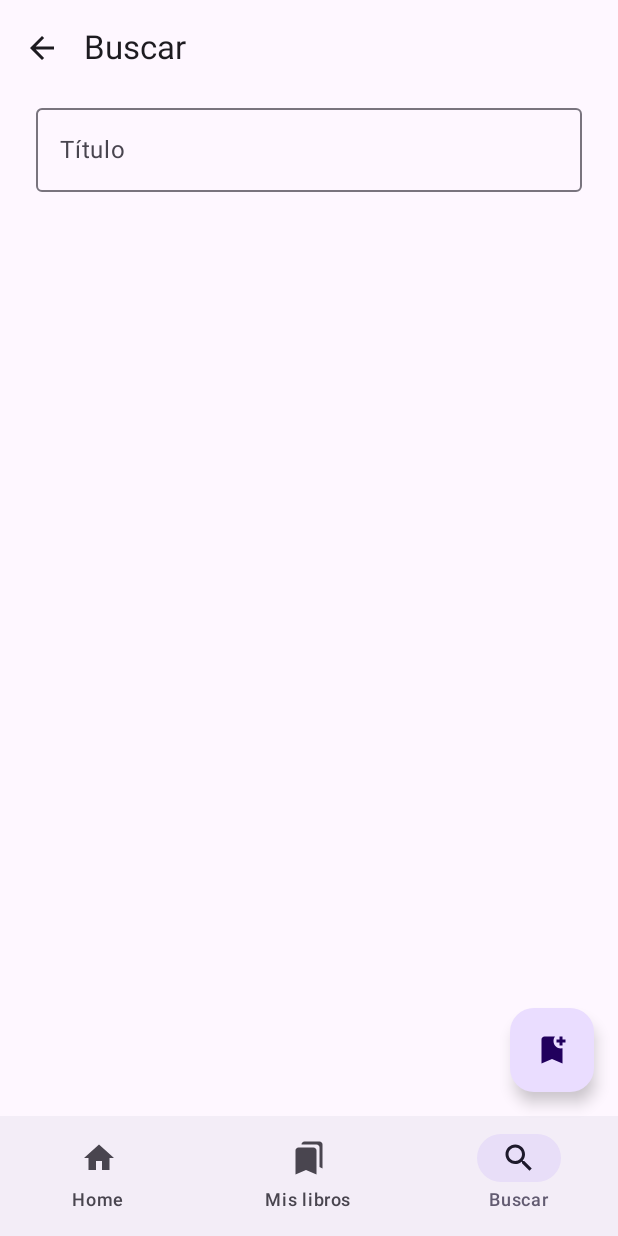
After one commit to juagosin/Reading_App, an Android app built with Jetpack Compose: the SearchScreen screen opened through its navigation route, on a phone screen of 412 x 824 dp. The commit adds this screen. Run offline under Robolectric (Android 15) with nearby library versions, the phone set to English and light mode, and no system bars; our stand-ins replace Dagger/Hilt's generated code; libraries missing offline, so code that uses them is left out: androidx.hilt.lifecycle.

Commit message:
Create search screen

```diff
--- a/app/src/main/java/com/juagosin/readingAPP/presentation/navigation/BottomBar.kt
+++ b/app/src/main/java/com/juagosin/readingAPP/presentation/navigation/BottomBar.kt
@@ -50,6 +50,22 @@ fun BottomBar(navController: NavHostController, modifier: Modifier = Modifier) {
                 Icon(imageVector = AppScreen.List.icon, contentDescription = "")
             }
         )
+        NavigationBarItem(
+            label = {
+                Text(text = stringResource(AppScreen.Search.titleRes))
+            },
+            selected = currentRoute == AppScreen.Search.route,
+            onClick = {
+                navController.navigate(AppScreen.Search.route) {
+                    popUpTo(AppScreen.Search.route) {
+                        inclusive = true
+                    }
+                }
+            },
+            icon = {
+                Icon(imageVector = AppScreen.Search.icon, contentDescription = "")
+            }
+        )
 
 
 
--- a/app/src/main/java/com/juagosin/readingAPP/presentation/navigation/NavHost.kt
+++ b/app/src/main/java/com/juagosin/readingAPP/presentation/navigation/NavHost.kt
@@ -12,6 +12,7 @@ import com.juagosin.readingAPP.presentation.screens.detail.DetailScreen
 import com.juagosin.readingAPP.presentation.screens.edit.EditScreen
 import com.juagosin.readingAPP.presentation.screens.home.HomeScreen
 import com.juagosin.readingAPP.presentation.screens.list.ListScreen
+import com.juagosin.readingAPP.presentation.screens.search.SearchScreen
 
 
 @Composable
@@ -61,6 +62,12 @@ fun MyNavHost(navController: NavHostController, modifier: Modifier) {
                 bookId = bookId
             )
         }
+        composable(AppScreen.Search.route) {
+            SearchScreen(onItemClick = {
+
+                    //
+            })
+        }
 
 
     }
--- a/app/src/main/java/com/juagosin/readingAPP/presentation/navigation/Scaffold.kt
+++ b/app/src/main/java/com/juagosin/readingAPP/presentation/navigation/Scaffold.kt
@@ -6,6 +6,7 @@ import androidx.compose.material.icons.automirrored.filled.ArrowBack
 import androidx.compose.material.icons.filled.BookmarkAdd
 import androidx.compose.material.icons.filled.Delete
 import androidx.compose.material.icons.filled.Edit
+import androidx.compose.material.icons.filled.Search
 import androidx.compose.material3.ExperimentalMaterial3Api
 import androidx.compose.material3.FabPosition
 import androidx.compose.material3.FloatingActionButton
@@ -36,6 +37,28 @@ fun MyScaffold(modifier: Modifier) {
             val currentRoute = navBackStackEntry?.destination?.route
 
             val currentId = navBackStackEntry?.arguments?.getInt("id")
+            if(currentRoute?.startsWith("add") == true){
+                TopAppBar(
+                    title = { Text(stringResource(R.string.screen_title_add)) },
+                    actions = {
+                        IconButton(onClick = { navController.navigate("search") }) {
+                            Icon(Icons.Default.Search, contentDescription = "Buscar libro")
+                        }
+                    }
+                )
+            }
+            if(currentRoute?.startsWith("search") == true){
+                TopAppBar(
+                    title = { Text(stringResource(R.string.screen_title_search)) },
+                    navigationIcon = {
+                        IconButton(onClick = {
+                            navController.popBackStack()
+                        }) {
+                            Icon(Icons.AutoMirrored.Filled.ArrowBack, contentDescription = stringResource(R.string.btn_back))
+                        }
+                    },
+                )
+            }
             if (currentRoute?.startsWith("detail") == true) {
                 TopAppBar(
                     title = {
--- a/app/src/main/java/com/juagosin/readingAPP/presentation/navigation/Screens.kt
+++ b/app/src/main/java/com/juagosin/readingAPP/presentation/navigation/Screens.kt
@@ -4,6 +4,7 @@ import androidx.compose.material.icons.Icons
 import androidx.compose.material.icons.filled.Bookmarks
 import androidx.compose.material.icons.filled.Home
 import androidx.compose.material.icons.filled.Person
+import androidx.compose.material.icons.filled.Search
 import androidx.compose.ui.graphics.vector.ImageVector
 import com.juagosin.readingAPP.R
 import kotlinx.serialization.Serializable
@@ -63,4 +64,15 @@ sealed class AppScreen {
         override val showInBottomBar: Boolean = true
     }
 
+    @Serializable
+    data object Search : AppScreen(), BottomBarScreen {
+        // Propiedad serializable de AppScreen
+        override val route: String = "search"
+
+        // Propiedades de la UI de la interfaz BottomBarScreen
+        override val titleRes: Int = R.string.screen_title_search
+        override val icon: ImageVector = Icons.Default.Search
+        override val showInBottomBar: Boolean = true
+    }
+
 }
--- /dev/null
+++ b/app/src/main/java/com/juagosin/readingAPP/presentation/screens/search/SearchEvent.kt
@@ -0,0 +1,6 @@
+package com.juagosin.readingAPP.presentation.screens.search
+
+sealed class SearchEvent {
+    data class OnTitleChange(val value:String): SearchEvent()
+    object OnSearch: SearchEvent()
+}
--- /dev/null
+++ b/app/src/main/java/com/juagosin/readingAPP/presentation/screens/search/SearchScreen.kt
@@ -0,0 +1,58 @@
+package com.juagosin.readingAPP.presentation.screens.search
+
+import androidx.compose.foundation.layout.Arrangement
+import androidx.compose.foundation.layout.Column
+import androidx.compose.foundation.layout.fillMaxSize
+import androidx.compose.foundation.layout.fillMaxWidth
+import androidx.compose.foundation.layout.padding
+import androidx.compose.foundation.lazy.LazyColumn
+import androidx.compose.foundation.rememberScrollState
+import androidx.compose.foundation.verticalScroll
+import androidx.compose.material.icons.Icons
+import androidx.compose.material.icons.filled.Search
+import androidx.compose.material3.Icon
+import androidx.compose.material3.IconButton
+import androidx.compose.material3.MaterialTheme.colorScheme
+import androidx.compose.material3.OutlinedTextField
+import androidx.compose.material3.Text
+import androidx.compose.runtime.Composable
+import androidx.compose.ui.Modifier
+import androidx.compose.ui.res.stringResource
+import androidx.compose.ui.unit.dp
+import androidx.hilt.lifecycle.viewmodel.compose.hiltViewModel
+import com.juagosin.readingAPP.R
+import com.juagosin.readingAPP.presentation.screens.addbook.AddBookEvent
+
+@Composable
+fun SearchScreen(
+    viewModel: SearchViewModel = hiltViewModel(),
+    onItemClick: () -> Unit
+) {
+    val state = viewModel.state
+
+    Column(
+        modifier = Modifier
+            .padding(horizontal = 24.dp)
+            .verticalScroll(rememberScrollState()),
+        verticalArrangement = Arrangement.Top,
+    ) {
+        OutlinedTextField(
+            modifier = Modifier.fillMaxWidth(),
+            value = state.title,
+            isError = state.titleError != null,
+            supportingText = {
+                if (state.titleError != null) {
+                    Text(state.titleError, color = colorScheme.error)
+                }
+
+            },
+            onValueChange = {
+                viewModel.onEvent(SearchEvent.OnTitleChange(it))
+            },
+            label = {
+                Text(text = stringResource(R.string.txt_book_title))
+            }
+        )
+    }
+
+}
--- /dev/null
+++ b/app/src/main/java/com/juagosin/readingAPP/presentation/screens/search/SearchState.kt
@@ -0,0 +1,7 @@
+package com.juagosin.readingAPP.presentation.screens.search
+
+data class SearchState (
+    val title: String = "",
+
+    val titleError: String? = null,
+)
--- /dev/null
+++ b/app/src/main/java/com/juagosin/readingAPP/presentation/screens/search/SearchViewModel.kt
@@ -0,0 +1,25 @@
+package com.juagosin.readingAPP.presentation.screens.search
+
+import androidx.compose.runtime.getValue
+import androidx.compose.runtime.mutableStateOf
+import androidx.compose.runtime.setValue
+import androidx.lifecycle.ViewModel
+
+import dagger.hilt.android.lifecycle.HiltViewModel
+import javax.inject.Inject
+
+@HiltViewModel
+class SearchViewModel @Inject constructor(
+
+) : ViewModel() {
+ var state by mutableStateOf(SearchState())
+
+    fun onEvent(event: SearchEvent){
+        when(event){
+            SearchEvent.OnSearch -> TODO()
+            is SearchEvent.OnTitleChange -> {
+                state = state.copy(title = event.value, titleError = null)
+            }
+        }
+    }
+}
--- a/app/src/main/res/values/strings.xml
+++ b/app/src/main/res/values/strings.xml
@@ -6,6 +6,7 @@
     <string name="screen_title_detail">Detalle</string>
     <string name="screen_title_add">Añadir</string>
     <string name="screen_title_edit">Editar</string>
+    <string name="screen_title_search">Buscar</string>
 
 
     <string name="btn_save">Guardar</string>
```
Also changed, not shown: 1 other file.
